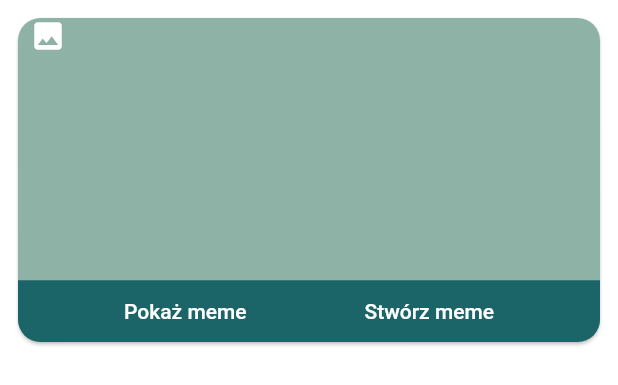
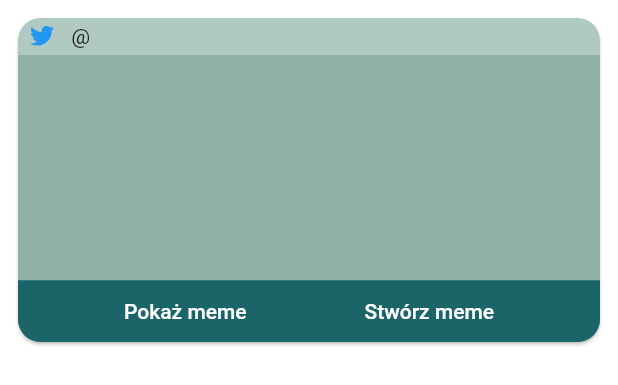
Before and after one commit to BAXYac/Polmeme, a Flutter app: the OneNews widget shown alone on an empty page, opened directly with empty values, on a phone screen of 412 x 824 dp. Shown: the top 385 px of the screen. Run offline on Flutter 3.47's test engine with Material 2 defaults, Android fonts, the phone set to English and light mode, and no system bars; our stand-ins replace flutter_svg; missing offline and left inert: dart_twitter_api.

Commit message:
added user name and user parameter to card

```diff
--- a/lib/newsScreen/news_screen.dart
+++ b/lib/newsScreen/news_screen.dart
@@ -71,6 +71,8 @@ class _ListOfNewsState extends State<ListOfNews> {
           }
         },
         child: OneNews(
+            screenName: Provider.of<TwietterApiProvider>(context, listen: false)
+                .listOfTweets[index]["user"]["screen_name"],
             userName: Provider.of<TwietterApiProvider>(context, listen: false)
                 .listOfTweets[index]["user"]["name"],
             tweetTxt: Provider.of<TwietterApiProvider>(context, listen: false)
--- a/lib/newsScreen/one_news_screen.dart
+++ b/lib/newsScreen/one_news_screen.dart
@@ -2,12 +2,18 @@ import 'package:flutter/material.dart';
 import 'package:polmeme/provider/twitter_api_provider.dart';
 import 'package:provider/provider.dart';
 import 'package:dart_twitter_api/twitter_api.dart';
+import 'package:flutter_svg/flutter_svg.dart';
 
 class OneNews extends StatelessWidget {
-  OneNews({Key? key, required this.tweetTxt, required this.userName})
+  OneNews(
+      {Key? key,
+      required this.tweetTxt,
+      required this.userName,
+      required this.screenName})
       : super(key: key);
   final String tweetTxt;
   final String userName;
+  final String screenName;
   @override
   Widget build(BuildContext context) {
     return Container(
@@ -21,21 +27,31 @@ class OneNews extends StatelessWidget {
           color: Color.fromARGB(255, 142, 179, 166),
           child: Column(
             children: [
-              Row(
+              Container(
+                height: MediaQuery.of(context).size.height * 0.03,
+                color: Colors.white30,
+                child: Row(
                   children: [
                     Padding(
                       padding: EdgeInsets.symmetric(horizontal: 8.0),
-                    child: Icon(Icons.photo),
+                      child: SvgPicture.asset("assets/icons8-twitter (1).svg",
+                          color: Colors.blue),
                     ),
-                  Text(userName)
+                    Text(userName,
+                        style: TextStyle(fontWeight: FontWeight.bold)),
+                    Text(" @" + screenName)
                   ],
+                ),
               ),
               Expanded(
                 child: InkWell(
                   onTap: () {},
+                  child: Padding(
+                    padding: const EdgeInsets.all(8.0),
                     child: Text(
                       tweetTxt,
                       style: TextStyle(color: Colors.black),
+                    ),
                   ),
                 ),
               ),
--- a/pubspec.yaml
+++ b/pubspec.yaml
@@ -47,6 +47,7 @@ dev_dependencies:
   # package. See that file for information about deactivating specific lint
   # rules and activating additional ones.
   flutter_lints: ^1.0.0
+  flutter_svg: ^1.0.3
 
 # For information on the generic Dart part of this file, see the
 # following page: https://dart.dev/tools/pub/pubspec
```
Also changed, not shown: assets/icons8-twitter (1).svg (added), assets/icons8-twitter.svg (added), pubspec.lock. Lines whose indentation alone changed are shown as unchanged.
